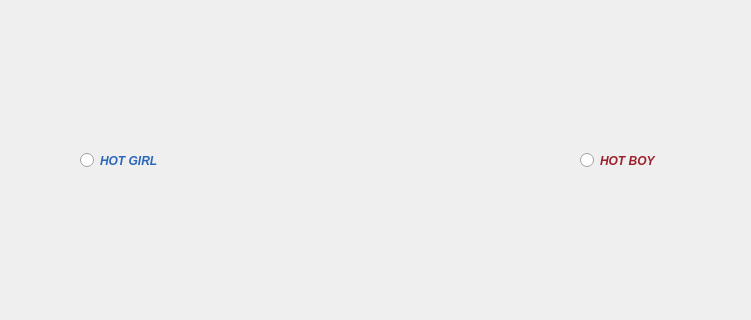
The window that choose_gender.ui (audrina-ebrahimi/Library) describes before a commit, drawn with Qt 5; both pictures show x 250 to 1001 and y 360 to 680 of the 1296 by 762 pixel window.
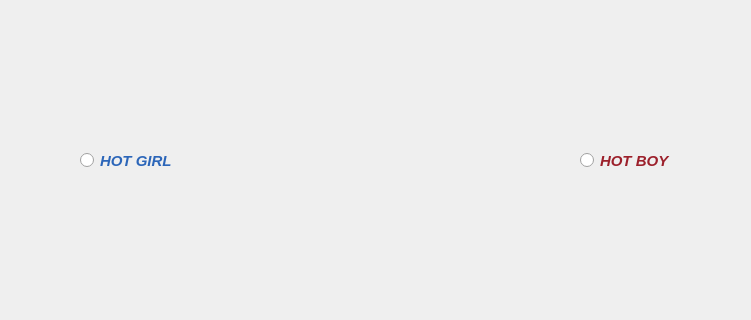
The same window after the commit. Icons and pictures are not drawn.

Diff of the .ui file:
```diff
--- a/choose_gender.ui
+++ b/choose_gender.ui
@@ -83,9 +83,11 @@
     </property>
     <property name="font">
      <font>
+      <pointsize>11</pointsize>
       <weight>75</weight>
       <italic>true</italic>
       <bold>true</bold>
+      <strikeout>false</strikeout>
      </font>
     </property>
     <property name="cursor">
@@ -106,6 +108,7 @@
     </property>
     <property name="font">
      <font>
+      <pointsize>11</pointsize>
       <weight>75</weight>
       <italic>true</italic>
       <bold>true</bold>
```
Left out of the diff: 1 changed line with no effect on the pictures.
